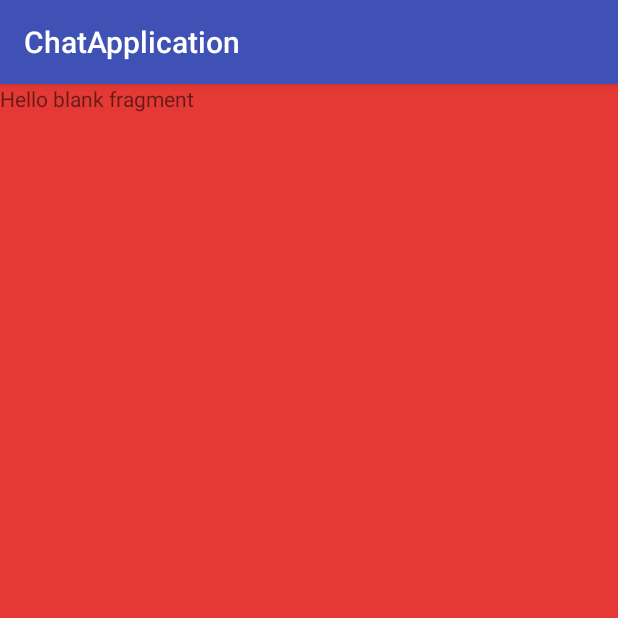
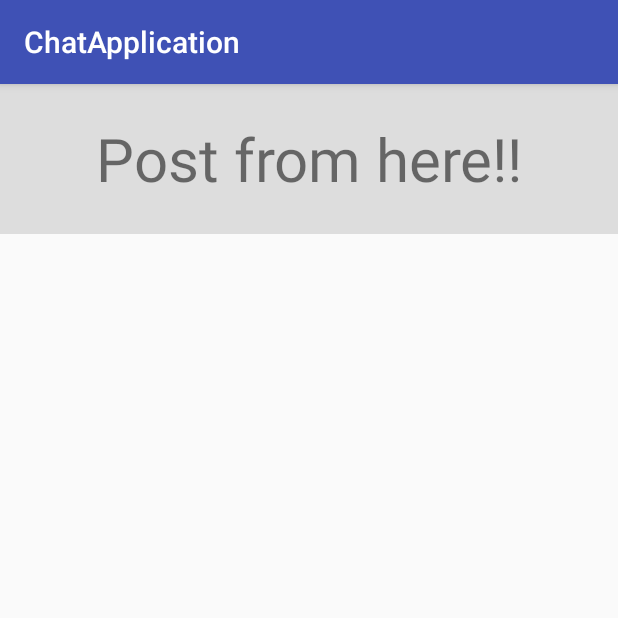
Before and after one commit to muhammadimran021/chat-, an Android app: the fragment Two shown on its own in the app's theme, on a phone screen of 412 x 824 dp, the top half of it. Run offline under Robolectric (Android 15) with nearby library versions, the phone set to English and light mode, and no system bars; our stand-ins replace Firebase (no records; nobody signed in at launch, a user with empty details on screens opened directly); libraries missing offline, so code that uses them is left out: com.theartofdev.edmodo; 1 statement that could not run was skipped.

Commit message:
dummy work not for merge

```diff
--- a/ChatApplication/app/build.gradle
+++ b/ChatApplication/app/build.gradle
@@ -35,6 +35,7 @@ dependencies {
     compile 'com.google.firebase:firebase-database:9.8.0'
     compile 'com.google.firebase:firebase-core:9.8.0'
     compile 'com.google.firebase:firebase-auth:9.8.0'
+    compile 'com.firebaseui:firebase-ui-database:0.4.2'
     compile 'com.android.support:appcompat-v7:24.2.1'
     compile 'com.android.support:design:24.2.1'
     compile 'com.android.support:cardview-v7:24.2.1'
--- a/ChatApplication/app/src/main/AndroidManifest.xml
+++ b/ChatApplication/app/src/main/AndroidManifest.xml
@@ -48,7 +48,8 @@ background. To receive notifications in foregrounded apps, to receive data paylo
         <activity
             android:name="com.theartofdev.edmodo.cropper.CropImageActivity"
             android:theme="@style/Base.Theme.AppCompat" />
-        <activity android:name=".User_Profile.UserProfile"></activity>
+        <activity android:name=".User_Profile.UserProfile" />
+        <activity android:name=".User_Profile.postView.post"></activity>
     </application>
 
 </manifest>
--- a/ChatApplication/app/src/main/java/com/example/babarmustafa/chatapplication/Chat_Work/Two.java
+++ b/ChatApplication/app/src/main/java/com/example/babarmustafa/chatapplication/Chat_Work/Two.java
@@ -1,20 +1,48 @@
 package com.example.babarmustafa.chatapplication.Chat_Work;
 
 
+import android.app.ProgressDialog;
+import android.content.Intent;
+import android.net.Uri;
 import android.os.Bundle;
 import android.support.v4.app.Fragment;
+import android.support.v4.app.FragmentManager;
+import android.support.v4.app.FragmentTransaction;
+import android.support.v7.widget.LinearLayoutManager;
+import android.support.v7.widget.RecyclerView;
+import android.text.TextUtils;
 import android.view.LayoutInflater;
 import android.view.View;
 import android.view.ViewGroup;
+import android.widget.Button;
+import android.widget.EditText;
+import android.widget.ImageButton;
+import android.widget.TextView;
 
 import com.example.babarmustafa.chatapplication.R;
+import com.example.babarmustafa.chatapplication.User_Profile.postView.BlogViewHolder;
+import com.example.babarmustafa.chatapplication.User_Profile.postView.PostObj;
+import com.example.babarmustafa.chatapplication.User_Profile.postView.post;
+import com.firebase.ui.database.FirebaseRecyclerAdapter;
+import com.google.android.gms.tasks.OnSuccessListener;
+import com.google.firebase.database.DatabaseReference;
+import com.google.firebase.database.FirebaseDatabase;
+import com.google.firebase.storage.FirebaseStorage;
+import com.google.firebase.storage.StorageReference;
+import com.google.firebase.storage.UploadTask;
+import com.theartofdev.edmodo.cropper.CropImage;
+import com.theartofdev.edmodo.cropper.CropImageView;
+
+import static android.app.Activity.RESULT_OK;
 
 /**
  * A simple {@link Fragment} subclass.
  */
 public class Two extends Fragment {
-
-
+    TextView posttext;
+    private RecyclerView mBlogList;
+    private DatabaseReference mDatabase;
+    FirebaseRecyclerAdapter<PostObj, BlogViewHolder> firebaseRecyclerAdapter;
     public Two() {
         // Required empty public constructor
     }
@@ -24,7 +52,67 @@ public class Two extends Fragment {
     public View onCreateView(LayoutInflater inflater, ViewGroup container,
                              Bundle savedInstanceState) {
         // Inflate the layout for this fragment
-        return inflater.inflate(R.layout.fragment_two, container, false);
+        View view = inflater.inflate(R.layout.fragment_two, container, false);
+        posttext = (TextView) view.findViewById(R.id.post);
+        mBlogList = (RecyclerView) view.findViewById(R.id.blog_recylView_list);
+        mDatabase = FirebaseDatabase.getInstance().getReference().child("posts");
+        posttext.setOnClickListener(new View.OnClickListener() {
+            @Override
+            public void onClick(View v) {
+                postClick();
+            }
+        });
+
+
+
+
+        return view;
     }
 
+
+    public void postClick() {
+
+        Intent intent = new Intent(getContext(), post.class);
+        startActivity(intent);
+
+    }
+
+    private void FirebaseAdapter() {
+
+
+
+    }
+
+
+    @Override
+    public void onStart() {
+        super.onStart();
+        firebaseRecyclerAdapter = new
+                FirebaseRecyclerAdapter<PostObj, BlogViewHolder>(
+
+                        PostObj.class,
+                        R.layout.card_view,
+                        BlogViewHolder.class,
+                        mDatabase
+                ) {
+                    @Override
+                    protected void populateViewHolder(BlogViewHolder viewHolder, PostObj model, int position) {
+
+                        viewHolder.seTitle(model.getTitle());
+                        viewHolder.setDescription(model.getDesc());
+                        viewHolder.setImage(getActivity(), model.getImages());
+
+                    }
+                };
+
+        mBlogList.setHasFixedSize(true);
+        mBlogList.setLayoutManager(new LinearLayoutManager(getActivity()));
+        mBlogList.setAdapter(firebaseRecyclerAdapter);
+    }
+
+    @Override
+    public void onResume() {
+        super.onResume();
+        FirebaseAdapter();
+    }
 }
--- a/ChatApplication/app/src/main/res/layout/fragment_two.xml
+++ b/ChatApplication/app/src/main/res/layout/fragment_two.xml
@@ -1,14 +1,39 @@
-<FrameLayout xmlns:android="http://schemas.android.com/apk/res/android"
+<LinearLayout xmlns:android="http://schemas.android.com/apk/res/android"
     xmlns:tools="http://schemas.android.com/tools"
     android:layout_width="match_parent"
     android:layout_height="match_parent"
-    android:background="#E53935"
+    android:orientation="vertical"
     tools:context="com.example.babarmustafa.chatapplication.Chat_Work.Two">
 
     <!-- TODO: Update blank fragment layout -->
-    <TextView
+    <LinearLayout
         android:layout_width="match_parent"
-        android:layout_height="match_parent"
-        android:text="@string/hello_blank_fragment" />
+        android:layout_height="wrap_content"
+        android:orientation="vertical">
 
-</FrameLayout>
+        <TextView
+            android:id="@+id/post"
+            android:layout_width="match_parent"
+            android:layout_height="100dp"
+            android:layout_gravity="center"
+            android:background="#ddd"
+            android:gravity="center"
+            android:text="Post from here!!"
+            android:textSize="40dp"
+
+            />
+    </LinearLayout>
+
+    <LinearLayout
+        android:orientation="vertical"
+        android:layout_width="match_parent"
+        android:layout_height="match_parent">
+
+        <android.support.v7.widget.RecyclerView
+            android:layout_width="match_parent"
+            android:layout_height="wrap_content"
+            android:id="@+id/blog_recylView_list"></android.support.v7.widget.RecyclerView>
+
+    </LinearLayout>
+
+</LinearLayout>
```
Also changed, not shown: ChatApplication/app/src/main/java/com/example/babarmustafa/chatapplication/User_Profile/postView/BlogViewHolder.java (+9 -2 lines), ChatApplication/app/src/main/java/com/example/babarmustafa/chatapplication/User_Profile/postView/PostObj.java (+20 -17 lines), ChatApplication/app/src/main/java/com/example/babarmustafa/chatapplication/User_Profile/postView/post.java (added, +130 -0 lines), ChatApplication/app/src/main/java/com/example/babarmustafa/chatapplication/User_Profile/postView/postViewAdapter.java (deleted, +0 -9 lines), ChatApplication/app/src/main/res/drawable/input_outline.xml (added, +10 -0 lines), ChatApplication/app/src/main/res/layout/activity_post2.xml (added, +59 -0 lines), ChatApplication/app/src/main/res/layout/card_view.xml (+8 -12 lines), ChatApplication/app/src/main/res/mipmap-mdpi/add_btn.png (added).
